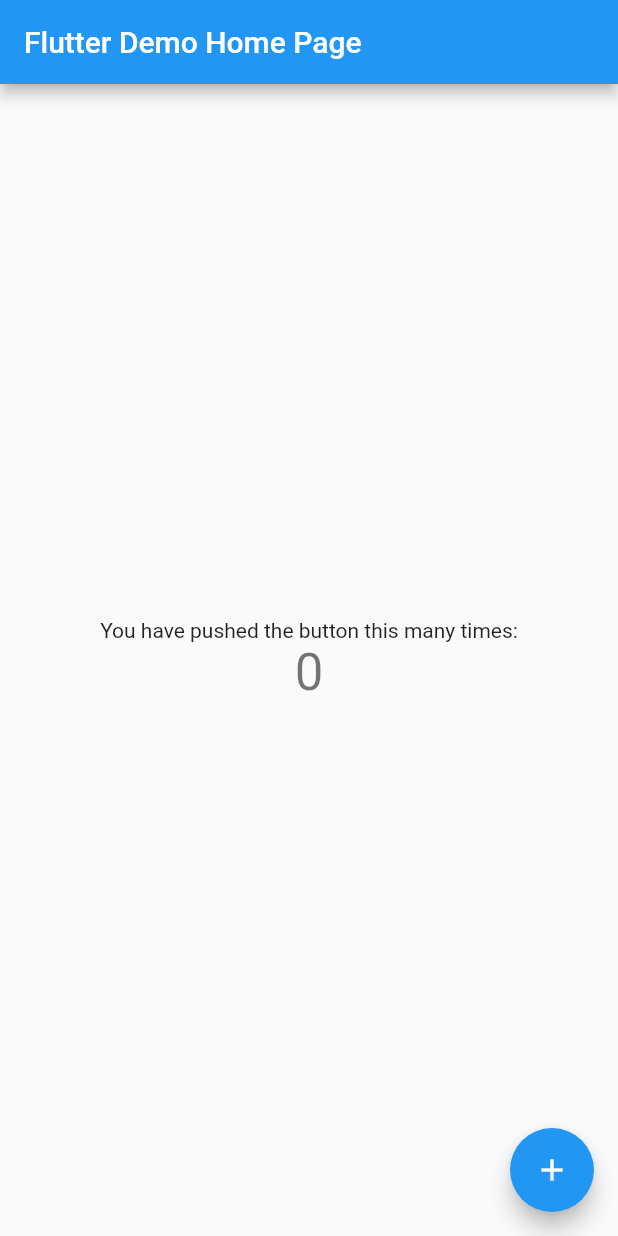
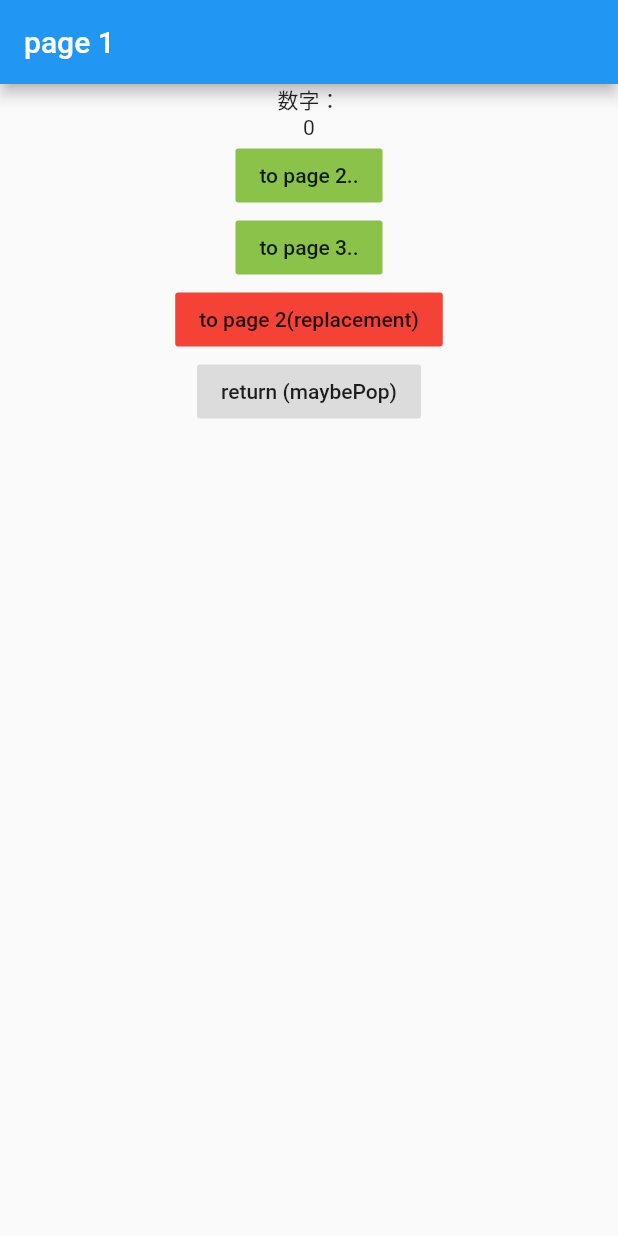
Before and after one commit to lullabyys/flutter_eventBus, a Flutter app: the screen it shows after launch, on a phone screen of 412 x 824 dp. Run offline on Flutter 3.47's test engine with Material 2 defaults, Android fonts, the phone set to English and light mode, and no system bars; our stand-ins replace event_bus.

Commit message:
事件总线 + 路由推退

```diff
--- /dev/null
+++ b/lib/event_bus.dart
@@ -0,0 +1,10 @@
+import 'package:event_bus/event_bus.dart';
+
+//创建了event_bus
+EventBus eventBus = EventBus();
+
+//修改数字
+class NumberEvent{
+  int count;
+  NumberEvent(this.count);
+}
--- a/lib/main.dart
+++ b/lib/main.dart
@@ -1,4 +1,9 @@
+import 'dart:async';
 import 'package:flutter/material.dart';
+import 'package:flutter_eventbus/pageFour.dart';
+import 'package:flutter_eventbus/pageThree.dart';
+import 'event_bus.dart';
+import 'pageOne.dart';
 
 void main() {
   runApp(MyApp());
@@ -11,107 +16,14 @@ class MyApp extends StatelessWidget {
     return MaterialApp(
       title: 'Flutter Demo',
       theme: ThemeData(
-        // This is the theme of your application.
-        //
-        // Try running your application with "flutter run". You'll see the
-        // application has a blue toolbar. Then, without quitting the app, try
-        // changing the primarySwatch below to Colors.green and then invoke
-        // "hot reload" (press "r" in the console where you ran "flutter run",
-        // or simply save your changes to "hot reload" in a Flutter IDE).
-        // Notice that the counter didn't reset back to zero; the application
-        // is not restarted.
         primarySwatch: Colors.blue,
-        // This makes the visual density adapt to the platform that you run
-        // the app on. For desktop platforms, the controls will be smaller and
-        // closer together (more dense) than on mobile platforms.
         visualDensity: VisualDensity.adaptivePlatformDensity,
       ),
-      home: MyHomePage(title: 'Flutter Demo Home Page'),
+      routes: {
+        '/pageOne':(context)=> PageOne(),
+        '/pageThree':(context)=> PageThree(),
+      },
+      home: PageOne(),
     );
   }
 }
-
-class MyHomePage extends StatefulWidget {
-  MyHomePage({Key key, this.title}) : super(key: key);
-
-  // This widget is the home page of your application. It is stateful, meaning
-  // that it has a State object (defined below) that contains fields that affect
-  // how it looks.
-
-  // This class is the configuration for the state. It holds the values (in this
-  // case the title) provided by the parent (in this case the App widget) and
-  // used by the build method of the State. Fields in a Widget subclass are
-  // always marked "final".
-
-  final String title;
-
-  @override
-  _MyHomePageState createState() => _MyHomePageState();
-}
-
-class _MyHomePageState extends State<MyHomePage> {
-  int _counter = 0;
-
-  void _incrementCounter() {
-    setState(() {
-      // This call to setState tells the Flutter framework that something has
-      // changed in this State, which causes it to rerun the build method below
-      // so that the display can reflect the updated values. If we changed
-      // _counter without calling setState(), then the build method would not be
-      // called again, and so nothing would appear to happen.
-      _counter++;
-    });
-  }
-
-  @override
-  Widget build(BuildContext context) {
-    // This method is rerun every time setState is called, for instance as done
-    // by the _incrementCounter method above.
-    //
-    // The Flutter framework has been optimized to make rerunning build methods
-    // fast, so that you can just rebuild anything that needs updating rather
-    // than having to individually change instances of widgets.
-    return Scaffold(
-      appBar: AppBar(
-        // Here we take the value from the MyHomePage object that was created by
-        // the App.build method, and use it to set our appbar title.
-        title: Text(widget.title),
-      ),
-      body: Center(
-        // Center is a layout widget. It takes a single child and positions it
-        // in the middle of the parent.
-        child: Column(
-          // Column is also a layout widget. It takes a list of children and
-          // arranges them vertically. By default, it sizes itself to fit its
-          // children horizontally, and tries to be as tall as its parent.
-          //
-          // Invoke "debug painting" (press "p" in the console, choose the
-          // "Toggle Debug Paint" action from the Flutter Inspector in Android
-          // Studio, or the "Toggle Debug Paint" command in Visual Studio Code)
-          // to see the wireframe for each widget.
-          //
-          // Column has various properties to control how it sizes itself and
-          // how it positions its children. Here we use mainAxisAlignment to
-          // center the children vertically; the main axis here is the vertical
-          // axis because Columns are vertical (the cross axis would be
-          // horizontal).
-          mainAxisAlignment: MainAxisAlignment.center,
-          children: <Widget>[
-            Text(
-              'You have pushed the button this many times:',
-            ),
-            Text(
-              '$_counter',
-              style: Theme.of(context).textTheme.headline4,
-            ),
-          ],
-        ),
-      ),
-      floatingActionButton: FloatingActionButton(
-        onPressed: _incrementCounter,
-        tooltip: 'Increment',
-        child: Icon(Icons.add),
-      ), // This trailing comma makes auto-formatting nicer for build methods.
-    );
-  }
-}
--- /dev/null
+++ b/lib/pageOne.dart
@@ -0,0 +1,85 @@
+import 'dart:async';
+import 'package:flutter/material.dart';
+import 'package:flutter_eventbus/pageThree.dart';
+import 'event_bus.dart';
+import 'pageTwo.dart';
+
+//第一个页面
+class PageOne extends StatefulWidget {
+  @override
+  _PageOneState createState() => _PageOneState();
+}
+
+class _PageOneState extends State<PageOne> {
+  StreamSubscription _numSubsciption;
+  int _num = 0;
+  //注册监听
+  @override
+  void initState(){
+    super.initState();
+    _numSubsciption = eventBus.on<NumberEvent>().listen((event) {
+      int num = event.count;
+      setState(() {
+        if(num != null) {
+          _num = num;
+        }
+      });
+    });
+  }
+
+  //取消订阅
+  @override
+  void dispose(){
+    super.dispose();
+    _numSubsciption.cancel();
+  }
+
+  @override
+  Widget build(BuildContext context) {
+    return Scaffold(
+      appBar: AppBar(
+        title: Text('page 1'),
+      ),
+      body: Container(
+        alignment: Alignment.center,
+        child: Column(
+          children: <Widget>[
+            Text('数字：'),
+            Text('$_num'),
+            FlatButton(
+              color: Colors.lightGreen,
+              onPressed:(){
+                // navigator
+                Navigator.of(context).push(MaterialPageRoute(builder: (context){return PageTwo();}));
+              } ,
+              child: Text('to page 2..'),
+            ),
+            FlatButton(
+              color: Colors.lightGreen,
+              onPressed:(){
+                // navigator
+                Navigator.of(context).push(MaterialPageRoute(builder: (context){return PageThree();}));
+              } ,
+              child: Text('to page 3..'),
+            ),
+            FlatButton(
+              color: Colors.red,
+              child: Text('to page 2(replacement)'),
+              onPressed: (){
+                Navigator.of(context).pushReplacement(MaterialPageRoute(builder: (context){return PageTwo();}));
+              },
+            ),
+            FlatButton(
+              color: Colors.black12,
+              //maybePop，能退则退，不能退就不做反应
+              child: Text('return (maybePop)'),
+              onPressed: (){
+                Navigator.of(context).maybePop();
+              },
+            )
+          ],
+        ),
+      ),
+    );
+  }
+}
--- a/pubspec.yaml
+++ b/pubspec.yaml
@@ -23,6 +23,7 @@ environment:
 dependencies:
   flutter:
     sdk: flutter
+  event_bus: ^1.1.0
 
 
   # The following adds the Cupertino Icons font to your application.
```
Also changed, not shown: lib/pageFive.dart (added, +43 -0 lines), lib/pageFour.dart (added, +52 -0 lines), lib/pageThree.dart (added, +74 -0 lines), lib/pageTwo.dart (added, +56 -0 lines), pubspec.lock.
